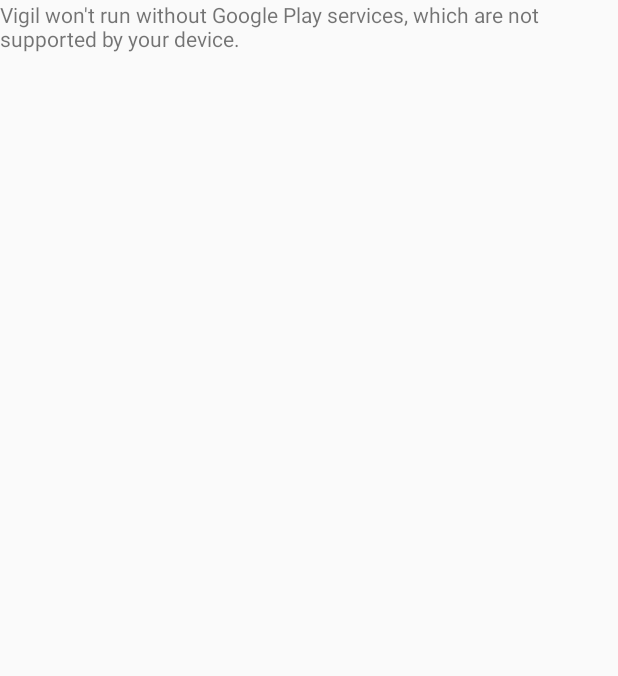
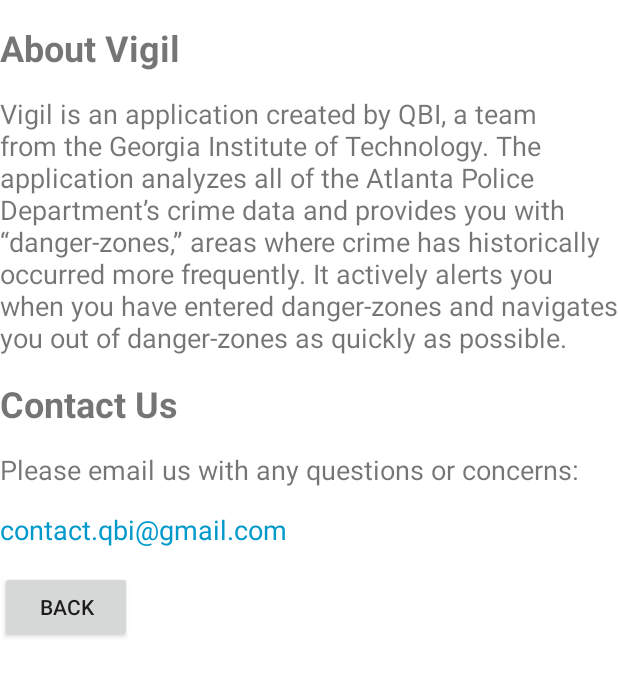
Before and after one commit to akshay13/Vigil2, an Android app: the screen it shows after launch (MapsActivity), in the side drawer, after a tap on "Help", on a phone screen of 412 x 824 dp. Shown: the top 676 px of the screen. Run offline under Robolectric (Android 15) with nearby library versions, the phone set to English and light mode, and no system bars.

Commit message:
Settings and Help Fragment

```diff
--- /dev/null
+++ b/app/src/main/java/com/qbi/vigil/HelpFragment.java
@@ -0,0 +1,104 @@
+package com.qbi.vigil;
+
+import android.content.Context;
+import android.content.Intent;
+import android.net.Uri;
+import android.os.Bundle;
+import android.support.v4.app.Fragment;
+import android.view.LayoutInflater;
+import android.view.View;
+import android.view.ViewGroup;
+import android.widget.Button;
+
+
+/**
+ * A simple {@link Fragment} subclass.
+ * Activities that contain this fragment must implement the
+ * {@link HelpFragment.OnFragmentInteractionListener} interface
+ * to handle interaction events.
+ * Use the {@link HelpFragment#newInstance} factory method to
+ * create an instance of this fragment.
+ */
+public class HelpFragment extends Fragment {
+
+    private OnFragmentInteractionListener mListener;
+
+    private Button backButton;
+
+    public HelpFragment() {
+        // Required empty public constructor
+    }
+
+    /**
+     * Use this factory method to create a new instance of
+     * this fragment using the provided parameters.
+     *
+     * @return A new instance of fragment HelpFragment.
+     */
+    // TODO: Rename and change types and number of parameters
+    public static HelpFragment newInstance() {
+        HelpFragment fragment = new HelpFragment();
+        return fragment;
+    }
+
+    @Override
+    public void onCreate(Bundle savedInstanceState) {
+        super.onCreate(savedInstanceState);
+    }
+
+    @Override
+    public View onCreateView(LayoutInflater inflater, ViewGroup container,
+                             Bundle savedInstanceState) {
+        // Inflate the layout for this fragment
+        View rootView = inflater.inflate(R.layout.fragment_help, container, false);
+
+        backButton = (Button) rootView.findViewById(R.id.back_button);
+        backButton.setOnClickListener(new View.OnClickListener() {
+            @Override
+            public void onClick(View view) {
+                startActivity(new Intent(getActivity(), MapsActivity.class));
+            }
+        });
+
+        return rootView;
+    }
+
+    // TODO: Rename method, update argument and hook method into UI event
+    public void onButtonPressed(Uri uri) {
+        if (mListener != null) {
+            mListener.onFragmentInteraction(uri);
+        }
+    }
+
+    @Override
+    public void onAttach(Context context) {
+        super.onAttach(context);
+        if (context instanceof OnFragmentInteractionListener) {
+            mListener = (OnFragmentInteractionListener) context;
+        } else {
+            throw new RuntimeException(context.toString()
+                    + " must implement OnFragmentInteractionListener");
+        }
+    }
+
+    @Override
+    public void onDetach() {
+        super.onDetach();
+        mListener = null;
+    }
+
+    /**
+     * This interface must be implemented by activities that contain this
+     * fragment to allow an interaction in this fragment to be communicated
+     * to the activity and potentially other fragments contained in that
+     * activity.
+     * <p>
+     * See the Android Training lesson <a href=
+     * "http://developer.android.com/training/basics/fragments/communicating.html"
+     * >Communicating with Other Fragments</a> for more information.
+     */
+    public interface OnFragmentInteractionListener {
+        // TODO: Update argument type and name
+        void onFragmentInteraction(Uri uri);
+    }
+}
--- a/app/src/main/java/com/qbi/vigil/MapsActivity.java
+++ b/app/src/main/java/com/qbi/vigil/MapsActivity.java
@@ -5,15 +5,18 @@ import android.app.NotificationManager;
 import android.app.PendingIntent;
 import android.content.Context;
 import android.content.Intent;
+import android.content.SharedPreferences;
 import android.content.pm.PackageManager;
 import android.graphics.Color;
 import android.location.Location;
+import android.net.Uri;
 import android.os.Bundle;
 import android.support.annotation.NonNull;
 import android.support.annotation.Nullable;
 import android.support.design.widget.NavigationView;
 import android.support.v4.app.ActivityCompat;
 import android.support.v4.app.FragmentActivity;
+import android.support.v4.app.FragmentTransaction;
 import android.support.v4.app.NotificationCompat;
 import android.support.v4.app.TaskStackBuilder;
 import android.support.v4.content.ContextCompat;
@@ -43,7 +46,7 @@ import java.io.InputStreamReader;
 import java.util.ArrayList;
 import java.util.List;
 
-public class MapsActivity extends FragmentActivity implements OnMapReadyCallback, ActivityCompat.OnRequestPermissionsResultCallback, GoogleApiClient.ConnectionCallbacks, GoogleApiClient.OnConnectionFailedListener {
+public class MapsActivity extends FragmentActivity implements OnMapReadyCallback, ActivityCompat.OnRequestPermissionsResultCallback, GoogleApiClient.ConnectionCallbacks, GoogleApiClient.OnConnectionFailedListener, SettingsFragment.OnFragmentInteractionListener, HelpFragment.OnFragmentInteractionListener {
 
     private static final int MY_PERMISSIONS_REQUEST_FINE_LOCATION = 1;
     private static final int DANGER_NOTIFICATION_ID = 1;
@@ -55,6 +58,8 @@ public class MapsActivity extends FragmentActivity implements OnMapReadyCallback
 
     private DrawerLayout mDrawerLayout;
     private NavigationView navigationView;
+
+    private boolean enableNotifications;
 
     @Override
     protected void onCreate(Bundle savedInstanceState) {
@@ -79,6 +84,8 @@ public class MapsActivity extends FragmentActivity implements OnMapReadyCallback
                     .build();
         }
 
+        SharedPreferences sharedPref = getPreferences(Context.MODE_PRIVATE);
+        enableNotifications = sharedPref.getBoolean(getString(R.string.enable_notification), true);
 
     }
 
@@ -135,16 +142,31 @@ public class MapsActivity extends FragmentActivity implements OnMapReadyCallback
                     //Replacing the main content with ContentFragment Which is our Inbox View;
                     case R.id.map:
                         Toast.makeText(getApplicationContext(), "Map Selected", Toast.LENGTH_SHORT).show();
+                        startActivity(new Intent(MapsActivity.this, MapsActivity.class));
                         return true;
 
                     case R.id.settings:
                         Toast.makeText(getApplicationContext(), "Settings Selected", Toast.LENGTH_SHORT).show();
+
+                        FragmentTransaction ft_settings = getSupportFragmentManager().beginTransaction();
+                        ft_settings.add(R.id.drawer_layout, SettingsFragment.newInstance());
+                        ft_settings.commit();
+
                         return true;
                     case R.id.help:
                         Toast.makeText(getApplicationContext(), "Help Selected", Toast.LENGTH_SHORT).show();
+
+                        FragmentTransaction ft_help = getSupportFragmentManager().beginTransaction();
+                        ft_help.add(R.id.drawer_layout, HelpFragment.newInstance());
+                        ft_help.commit();
+
                         return true;
                     case R.id.notification:
-                        sendNotification();
+                        if (enableNotifications) {
+                            sendNotification();
+                        } else {
+                            Toast.makeText(getApplicationContext(), "Notifications Disabled", Toast.LENGTH_SHORT).show();
+                        }
                         return true;
                     default:
                         Toast.makeText(getApplicationContext(), "Uh oh.", Toast.LENGTH_SHORT).show();
@@ -300,4 +322,9 @@ public class MapsActivity extends FragmentActivity implements OnMapReadyCallback
     public void onConnectionFailed(@NonNull ConnectionResult connectionResult) {
 
     }
+
+    @Override
+    public void onFragmentInteraction(Uri uri) {
+
+    }
 }
--- /dev/null
+++ b/app/src/main/res/layout/fragment_help.xml
@@ -0,0 +1,74 @@
+<FrameLayout xmlns:android="http://schemas.android.com/apk/res/android"
+    xmlns:tools="http://schemas.android.com/tools"
+    android:layout_width="match_parent"
+    android:layout_height="match_parent"
+    android:background="@android:color/white"
+    android:id="@+id/help_fragment_id"
+    tools:context="com.qbi.vigil.HelpFragment">
+
+    <RelativeLayout
+        android:layout_width="match_parent"
+        android:layout_height="match_parent">
+
+
+        <TextView
+            android:text="@string/about_title"
+            android:layout_width="wrap_content"
+            android:layout_height="wrap_content"
+            android:layout_alignParentTop="true"
+            android:layout_alignParentLeft="true"
+            android:layout_alignParentStart="true"
+            android:layout_marginTop="15dp"
+            android:id="@+id/about_title"
+            android:textSize="24sp"
+            android:textStyle="normal|bold" />
+
+        <TextView
+            android:text="@string/about_content"
+            android:layout_width="wrap_content"
+            android:layout_height="wrap_content"
+            android:layout_below="@id/about_title"
+            android:layout_marginTop="15dp"
+            android:id="@+id/about_content"
+            android:textSize="18sp" />
+
+        <TextView
+            android:text="@string/contact_title"
+            android:layout_width="wrap_content"
+            android:layout_height="wrap_content"
+            android:layout_below="@+id/about_content"
+            android:layout_marginTop="15dp"
+            android:id="@+id/contact_title"
+            android:textStyle="normal|bold"
+            android:textSize="24sp" />
+
+        <TextView
+            android:text="@string/contact_content"
+            android:layout_width="wrap_content"
+            android:layout_height="wrap_content"
+            android:layout_below="@id/contact_title"
+            android:layout_marginTop="15dp"
+            android:id="@+id/contact_content"
+            android:textSize="18sp" />
+
+        <TextView
+            android:text="@string/contact_url"
+            android:layout_width="wrap_content"
+            android:layout_height="wrap_content"
+            android:layout_below="@id/contact_content"
+            android:layout_marginTop="15dp"
+            android:id="@+id/contact_url"
+            android:textColor="@android:color/holo_blue_dark"
+            android:clickable="true"
+            android:textSize="18sp" />
+
+        <Button
+            android:layout_width="wrap_content"
+            android:layout_height="wrap_content"
+            android:layout_below="@id/contact_url"
+            android:layout_marginTop="15dp"
+            android:text="Back"
+            android:id="@+id/back_button" />
+    </RelativeLayout>
+
+</FrameLayout>
--- a/app/src/main/res/values/strings.xml
+++ b/app/src/main/res/values/strings.xml
@@ -4,4 +4,13 @@
     <string name="app_name">Vigil</string>
     <string name="title_activity_maps">Map</string>
 
+    <string name="enable_notification">Notifications</string>
+
+    <string name="about_title">About Vigil</string>
+    <string name="about_content">Vigil is an application created by QBI, a team from the Georgia Institute of Technology. The application analyzes all of the Atlanta Police Department’s crime data and provides you with “danger-zones,” areas where crime has historically occurred more frequently. It actively alerts you when you have entered danger-zones and navigates you out of danger-zones as quickly as possible.
+</string>
+    <string name="contact_title">Contact Us</string>
+    <string name="contact_content">Please email us with any questions or concerns: </string>
+    <string name="contact_url">contact.qbi@gmail.com</string>
+
 </resources>
```
Also changed, not shown: app/src/main/java/com/qbi/vigil/SettingsFragment.java (added, +113 -0 lines), app/src/main/res/layout/fragment_settings.xml (added, +28 -0 lines).
